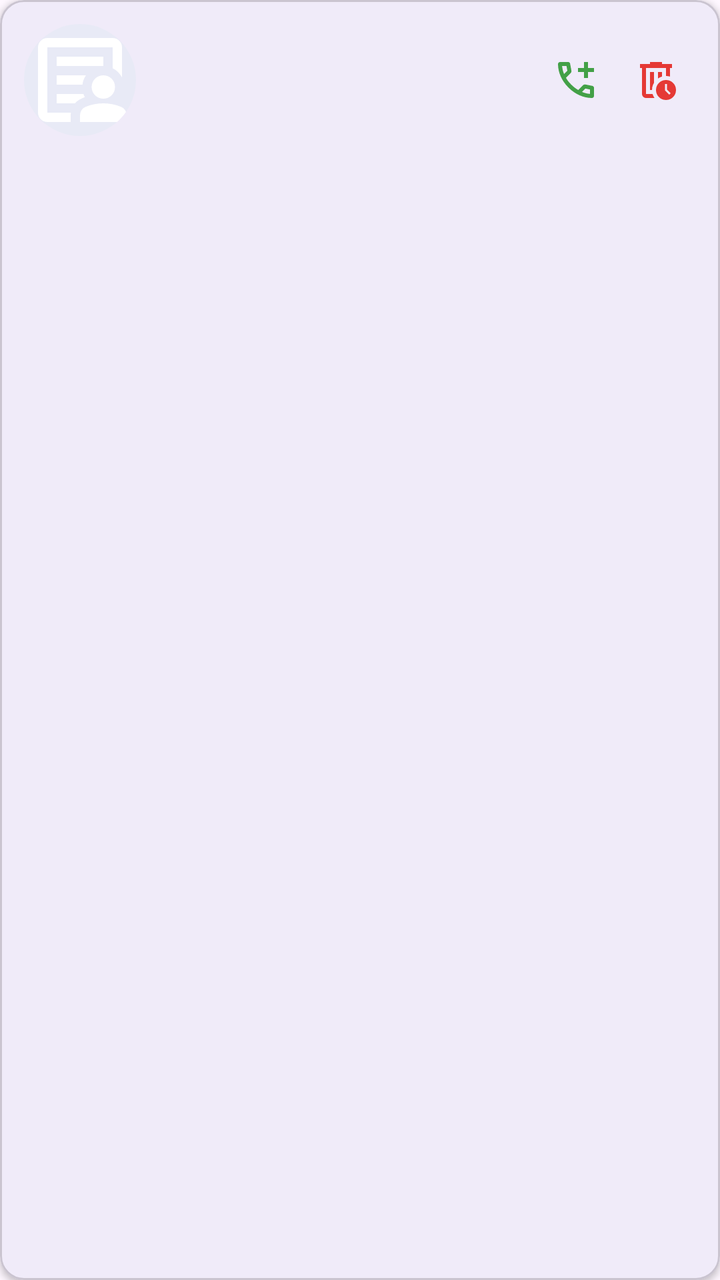
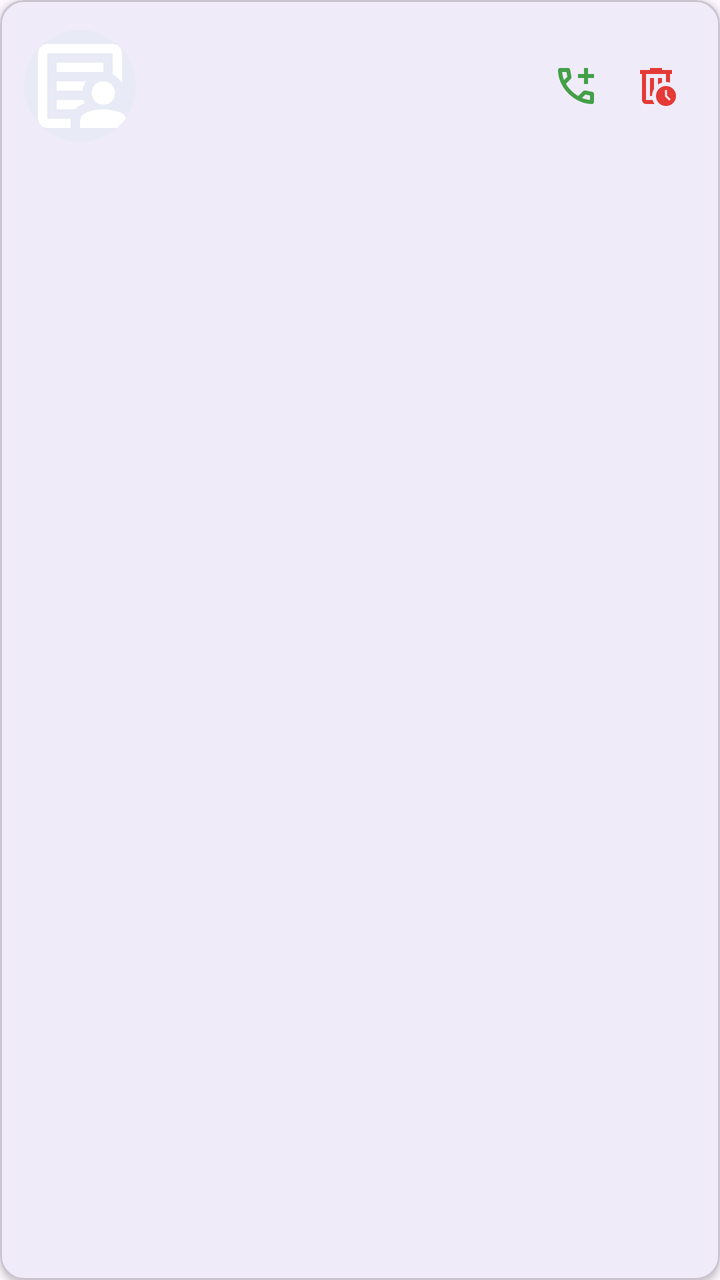

Compare the two renders of this Android layout. The source of the first and the diff that turns it into the second are given below.
<!-- AndroidManifest.xml: application theme Theme.AttendEase -->
<!-- res/layout/item_student.xml -->
<?xml version="1.0" encoding="utf-8"?>
<com.google.android.material.card.MaterialCardView
    xmlns:android="http://schemas.android.com/apk/res/android"
    xmlns:app="http://schemas.android.com/apk/res-auto"
    android:layout_width="match_parent"
    android:layout_height="wrap_content"
    android:layout_margin="8dp"
    android:clickable="true"
    android:focusable="true"
    app:cardCornerRadius="12dp"
    app:cardElevation="2dp">

    <LinearLayout
        android:layout_width="match_parent"
        android:layout_height="wrap_content"
        android:orientation="horizontal"
        android:gravity="center_vertical"
        android:padding="12dp">

        <com.google.android.material.imageview.ShapeableImageView
            android:id="@+id/ivPhoto"
            android:layout_width="56dp"
            android:layout_height="56dp"
            android:background="#E8EAF6"
            android:scaleType="centerCrop"
            android:src="@drawable/ic_person"
            android:contentDescription="Student photo"
            app:shapeAppearanceOverlay="@style/CircleImage" />

        <LinearLayout
            android:layout_width="0dp"
            android:layout_height="wrap_content"
            android:layout_weight="1"
            android:layout_marginStart="12dp"
            android:orientation="vertical">

            <TextView
                android:id="@+id/tvStudentName"
                android:layout_width="wrap_content"
                android:layout_height="wrap_content"
                android:textSize="16sp"
                android:textStyle="bold" />

            <TextView
                android:id="@+id/tvStudentRoll"
                android:layout_width="wrap_content"
                android:layout_height="wrap_content"
                android:layout_marginTop="2dp"
                android:textSize="14sp"
                android:alpha="0.7" />
        </LinearLayout>

        <ImageButton
            android:id="@+id/btnCall"
            android:layout_width="40dp"
            android:layout_height="40dp"
            android:background="?attr/selectableItemBackgroundBorderless"
            android:src="@drawable/ic_call"
            android:contentDescription="Call guardian"
            app:tint="#43A047" />

        <ImageButton
            android:id="@+id/btnDelete"
            android:layout_width="40dp"
            android:layout_height="40dp"
            android:background="?attr/selectableItemBackgroundBorderless"
            android:src="@drawable/ic_delete"
            android:contentDescription="Delete student"
            app:tint="#E53935" />
    </LinearLayout>
</com.google.android.material.card.MaterialCardView>
<!-- resources referenced by this layout -->
<resources>
  <!-- drawable ic_call (drawable) -->
  <vector xmlns:android="http://schemas.android.com/apk/res/android" android:height="24dp" android:tint="#FFFFFF" android:viewportHeight="960" android:viewportWidth="960" android:width="24dp">
        
      <path android:fillColor="@android:color/white" android:pathData="M640,440L640,320L520,320L520,240L640,240L640,120L720,120L720,240L840,240L840,320L720,320L720,440L640,440ZM798,840Q673,840 551,785.5Q429,731 329,631Q229,531 174.5,409Q120,287 120,162Q120,144 132,132Q144,120 162,120L324,120Q338,120 349,129.5Q360,139 362,152L388,292Q390,308 387,319Q384,330 376,338L279,436Q299,473 326.5,507.5Q354,542 387,574Q418,605 452,631.5Q486,658 524,680L618,586Q627,577 641.5,572.5Q656,568 670,570L808,598Q822,602 831,612.5Q840,623 840,636L840,798Q840,816 828,828Q816,840 798,840ZM241,360L307,294Q307,294 307,294Q307,294 307,294L290,200Q290,200 290,200Q290,200 290,200L201,200Q201,200 201,200Q201,200 201,200Q206,241 215,281Q224,321 241,360ZM599,718Q638,735 678.5,745Q719,755 760,758Q760,758 760,758Q760,758 760,758L760,670Q760,670 760,670Q760,670 760,670L666,651Q666,651 666,651Q666,651 666,651L599,718ZM241,360Q241,360 241,360Q241,360 241,360Q241,360 241,360Q241,360 241,360L241,360Q241,360 241,360Q241,360 241,360L241,360Q241,360 241,360Q241,360 241,360ZM599,718L599,718Q599,718 599,718Q599,718 599,718L599,718Q599,718 599,718Q599,718 599,718L599,718Q599,718 599,718Q599,718 599,718Q599,718 599,718Q599,718 599,718Z"/>
      
  </vector>
  <!-- drawable ic_delete (drawable) -->
  <vector xmlns:android="http://schemas.android.com/apk/res/android" android:height="24dp" android:tint="#FFFFFF" android:viewportHeight="960" android:viewportWidth="960" android:width="24dp">
        
      <path android:fillColor="@android:color/white" android:pathData="M280,240L280,240L280,400Q280,400 280,481.5Q280,563 280,680Q280,701 280,721Q280,741 280,760L280,760Q280,760 280,760Q280,760 280,760L280,240ZM450,840L280,840Q247,840 223.5,816.5Q200,793 200,760L200,240L160,240L160,160L360,160L360,120L600,120L600,160L800,160L800,240L760,240L760,412Q743,407 720.5,403.5Q698,400 680,400L680,240L280,240L280,760Q280,760 280,760Q280,760 280,760L412,760Q418,781 428,801.5Q438,822 450,840ZM360,680L400,680Q400,617 420,576.5Q440,536 440,536L440,320L360,320L360,680ZM520,450Q537,439 558.5,428Q580,417 600,412L600,320L520,320L520,450ZM538.5,821.5Q480,763 480,680Q480,597 538.5,538.5Q597,480 680,480Q763,480 821.5,538.5Q880,597 880,680Q880,763 821.5,821.5Q763,880 680,880Q597,880 538.5,821.5ZM746,774L774,746L700,672L700,560L660,560L660,688L746,774Z"/>
      
  </vector>
  <style name="CircleImage">
          <item name="cornerFamily">rounded</item>
          <item name="cornerSize">50%</item>
      </style>
  <style name="Theme.AttendEase" parent="Theme.Material3.DayNight.NoActionBar">
          <item name="colorPrimary">@color/primary</item>
          <item name="colorSecondary">@color/accent</item>
      </style>
  <color name="primary">#3F51B5</color>
  <color name="accent">#FF9800</color>
  <!-- unchanged entries left out for length: 1 -->
</resources>

<!-- the commit's change to res/layout/item_student.xml (unified diff, before → after) -->
@@ -48,6 +48,14 @@
                 android:layout_marginTop="2dp"
                 android:textSize="14sp"
                 android:alpha="0.7" />
+
+            <TextView
+                android:id="@+id/tvAttendance"
+                android:layout_width="wrap_content"
+                android:layout_height="wrap_content"
+                android:layout_marginTop="2dp"
+                android:textSize="13sp"
+                android:textStyle="bold" />
         </LinearLayout>
 
         <ImageButton
